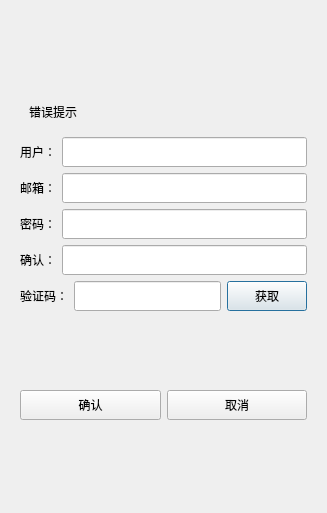
Above: Resource/Skin/Registerdialog.ui from CNGoSeI/IMClient before the change. Below: the same form after it.
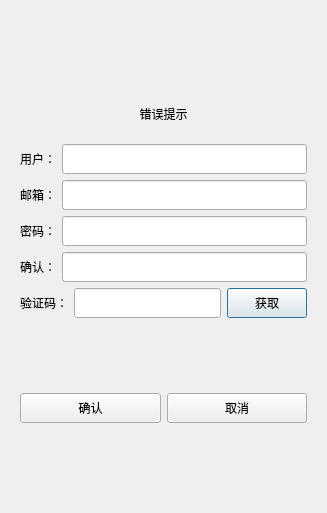
That is the form after the change.

Patch:
```diff
--- a/Resource/Skin/Registerdialog.ui
+++ b/Resource/Skin/Registerdialog.ui
@@ -47,12 +47,21 @@
               <property name="minimumSize">
                <size>
                 <width>0</width>
-                <height>20</height>
+                <height>30</height>
+               </size>
+              </property>
+              <property name="maximumSize">
+               <size>
+                <width>16777215</width>
+                <height>30</height>
                </size>
               </property>
               <property name="text">
                <string>错误提示</string>
               </property>
+              <property name="alignment">
+               <set>Qt::AlignCenter</set>
+              </property>
              </widget>
             </item>
            </layout>
```
